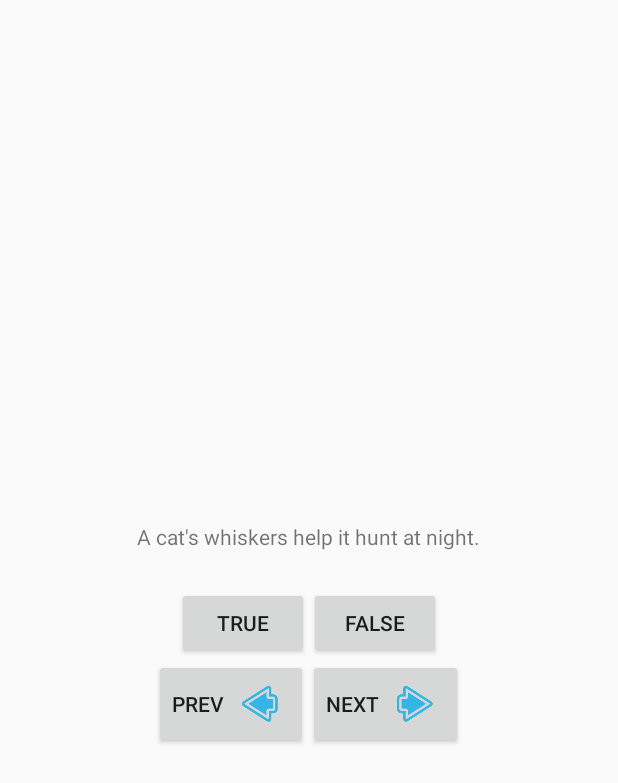
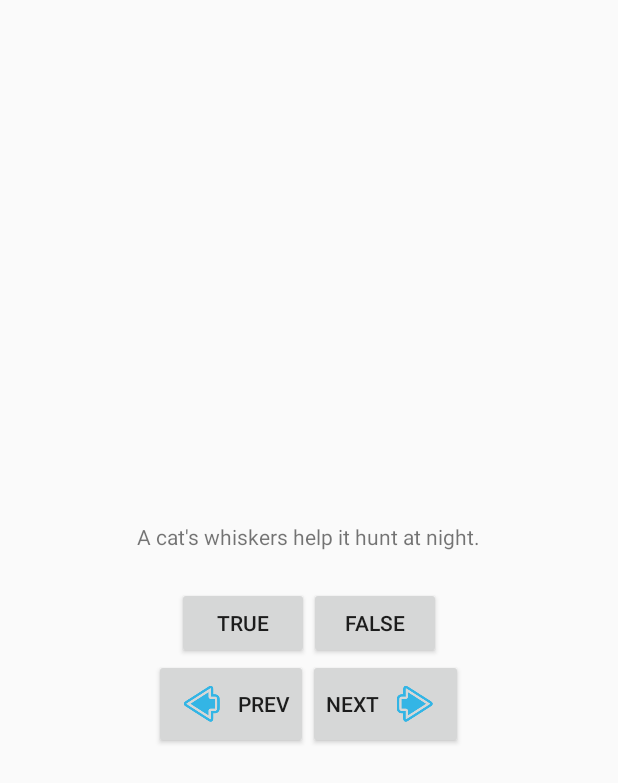
Before and after one commit to ematiyuk/CatsQuiz, an Android app: the screen it shows after launch (QuizActivity), on a phone screen of 412 x 824 dp. Shown: the top 783 px of the screen. Run offline under Robolectric (Android 15) with nearby library versions, the phone set to English and light mode, and no system bars.

Commit message:
Correct activity_quiz.xml

```diff
--- a/android/src/main/res/layout/activity_quiz.xml
+++ b/android/src/main/res/layout/activity_quiz.xml
@@ -39,7 +39,7 @@
             android:layout_width="wrap_content"
             android:layout_height="wrap_content"
             android:text="@string/prev_button"
-            android:drawableRight="@mipmap/ic_arrow_left"
+            android:drawableLeft="@mipmap/ic_arrow_left"
             android:drawablePadding="4dp" />
 
         <Button
```
